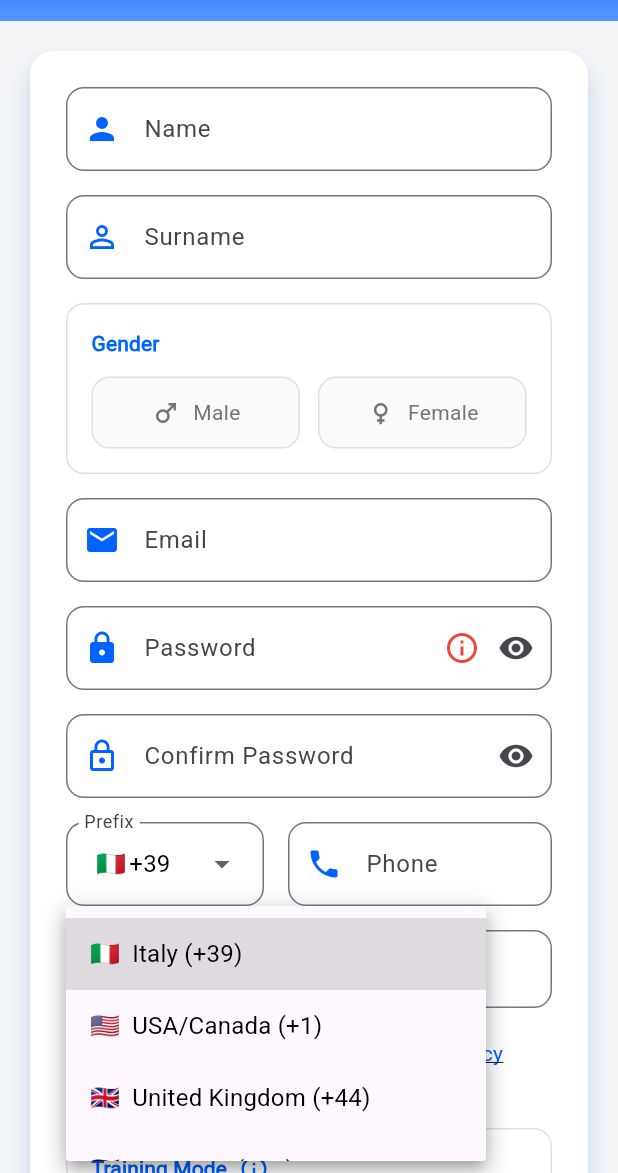
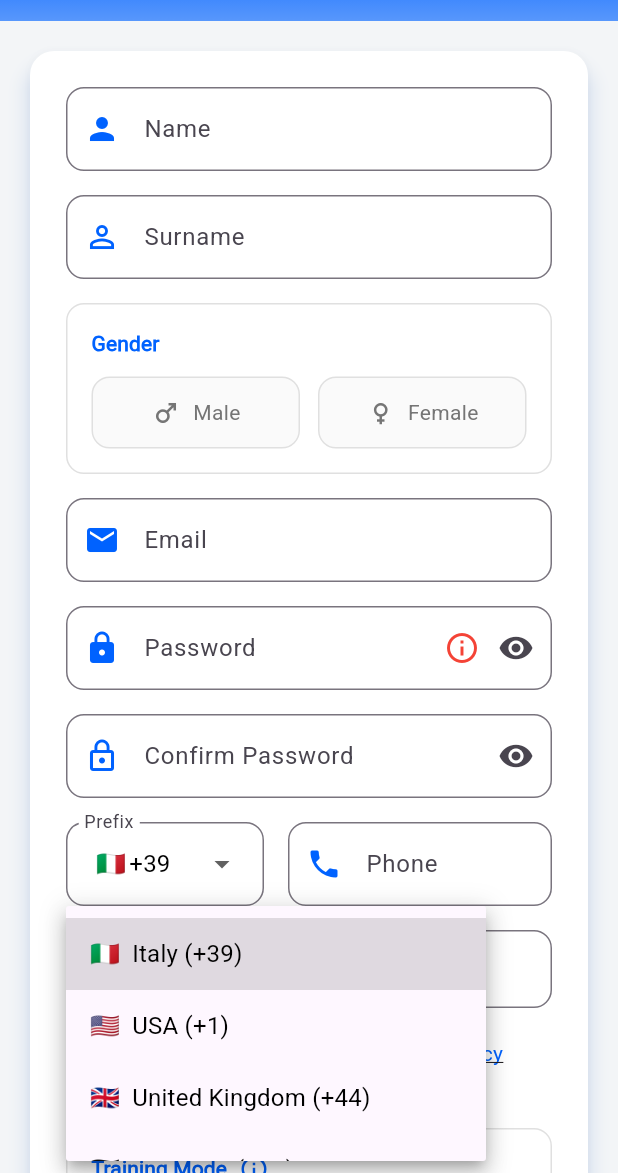
Before and after one commit to PedemonteGiacomo/ISYFIT, a Flutter app: the RegisterClientScreen screen opened directly, after a tap on "🇮🇹", on a phone screen of 412 x 824 dp, the part 63-1236 px from its top. Run offline on Flutter 3.47's test engine with Material 3 defaults, Android fonts, the light colour scheme and no system bars; our stand-ins replace animated_text_kit, app_links, cloud_firestore, dropdown_button2, file_picker, firebase_auth and 11 more; missing offline and left inert: firebase_app_check, flutter_pdfview, flutter_stripe; accounts and stored records are empty.

Commit message:
fix: correct country code entry for USA by removing Canada

```diff
--- a/lib/presentation/widgets/country_codes.dart
+++ b/lib/presentation/widgets/country_codes.dart
@@ -1,6 +1,6 @@
 final List<Map<String, String>> countryCodes = [
   {'name': 'Italy', 'code': '+39', 'flag': '🇮🇹'},
-  {'name': 'USA/Canada', 'code': '+1', 'flag': '🇺🇸'},
+  {'name': 'USA', 'code': '+1', 'flag': '🇺🇸'},
   {'name': 'United Kingdom', 'code': '+44', 'flag': '🇬🇧'},
   {'name': 'Germany', 'code': '+49', 'flag': '🇩🇪'},
   {'name': 'France', 'code': '+33', 'flag': '🇫🇷'},
```
